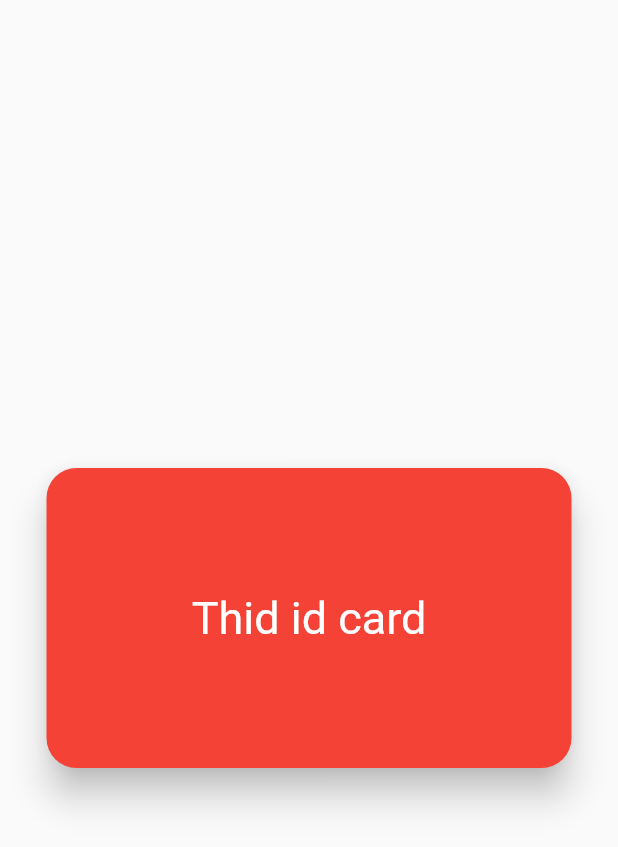
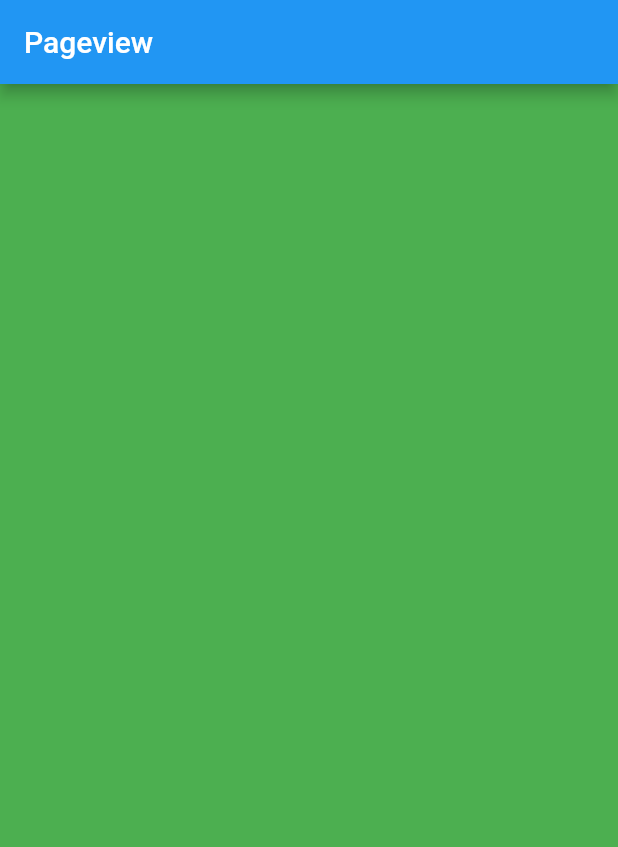
Before and after one commit to rimawahid/basic-flutter, a Flutter app: the screen it shows after launch, on a phone screen of 412 x 824 dp. Shown: the top 847 px of the screen. Run offline on Flutter 3.47's test engine with Material 2 defaults, Android fonts, the phone set to English and light mode, and no system bars; our stand-ins replace liquid_swipe.

Commit message:
from class

```diff
--- /dev/null
+++ b/lib/my_app_pageview.dart
@@ -0,0 +1,34 @@
+import 'package:basic_flutter/page1.dart';
+import 'package:basic_flutter/page2.dart';
+import 'package:basic_flutter/page3.dart';
+import 'package:flutter/material.dart';
+
+class MyAppPageview extends StatefulWidget {
+  //const MyWidget({Key? key}) : super(key: key);
+
+  @override
+  _MyWidgetState createState() => _MyWidgetState();
+}
+
+class _MyWidgetState extends State<MyAppPageview> {
+  PageController _controller = PageController(
+    initialPage: 0,
+  );
+  @override
+  Widget build(BuildContext context) {
+    return MaterialApp(
+      home: Scaffold(
+        appBar: AppBar(
+          title: Text('Pageview'),),
+          body: PageView(
+            controller: _controller,
+            children: [
+              Page1(),
+              Page2(),
+              Page3(),
+            ],
+          ),),
+
+    );
+  }
+}
--- /dev/null
+++ b/lib/page1.dart
@@ -0,0 +1,13 @@
+import 'package:flutter/material.dart';
+
+
+class Page1 extends StatelessWidget {
+  //const MyWidget({Key? key}) : super(key: key);
+
+  @override
+  Widget build(BuildContext context) {
+    return Container(
+      color: Colors.green,
+    );
+  }
+}
```
Also changed, not shown: lib/card_grid.dart (+64 -4 lines), lib/expanded.dart (added, +22 -0 lines), lib/main.dart (+21 -1 lines), lib/page2.dart (added, +13 -0 lines), lib/page3.dart (added, +13 -0 lines), 2 other files.
